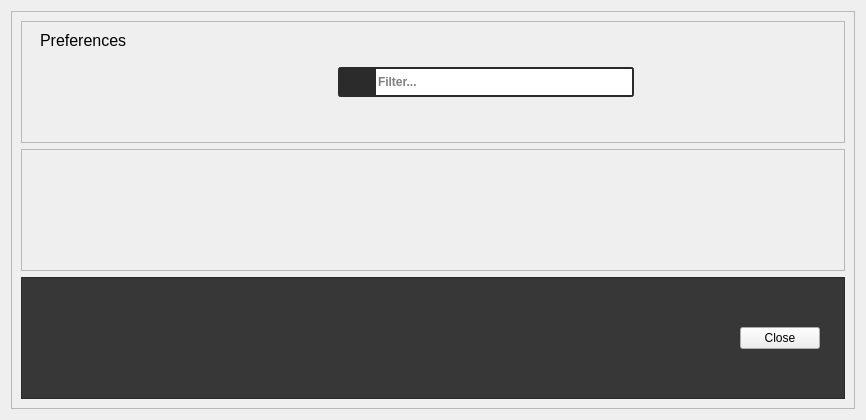
Before: the Qt Designer form library/ui/preferences_form.ui in swillisart/Relic, drawn with Qt 5.
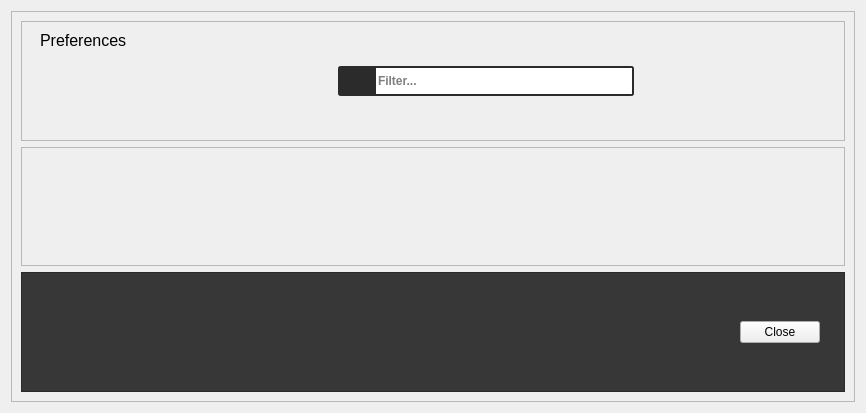
After: the same form once the commit is applied. Icons and pictures are not drawn.

Diff of the .ui file:
```diff
--- a/library/ui/preferences_form.ui
+++ b/library/ui/preferences_form.ui
@@ -7,7 +7,7 @@
     <x>0</x>
     <y>0</y>
     <width>866</width>
-    <height>420</height>
+    <height>413</height>
    </rect>
   </property>
   <property name="windowTitle">
@@ -28,9 +28,6 @@
    </property>
    <item>
     <widget class="QFrame" name="PrefFrame">
-     <property name="styleSheet">
-      <string notr="true"/>
-     </property>
      <property name="frameShape">
       <enum>QFrame::StyledPanel</enum>
      </property>
```
